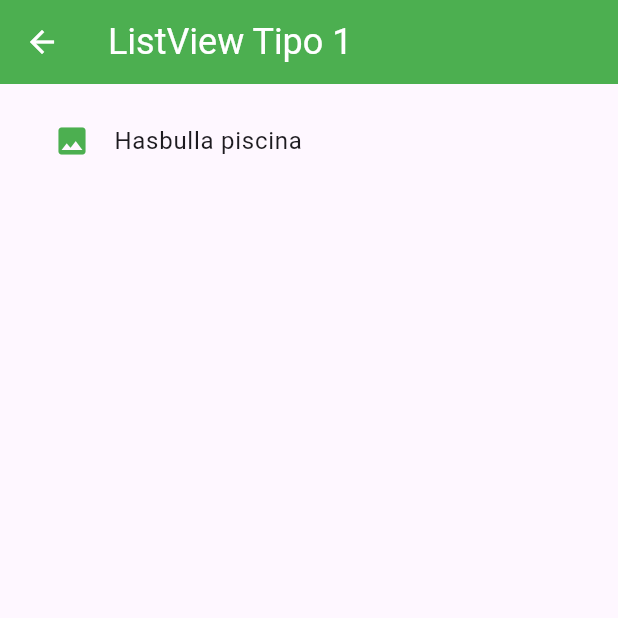
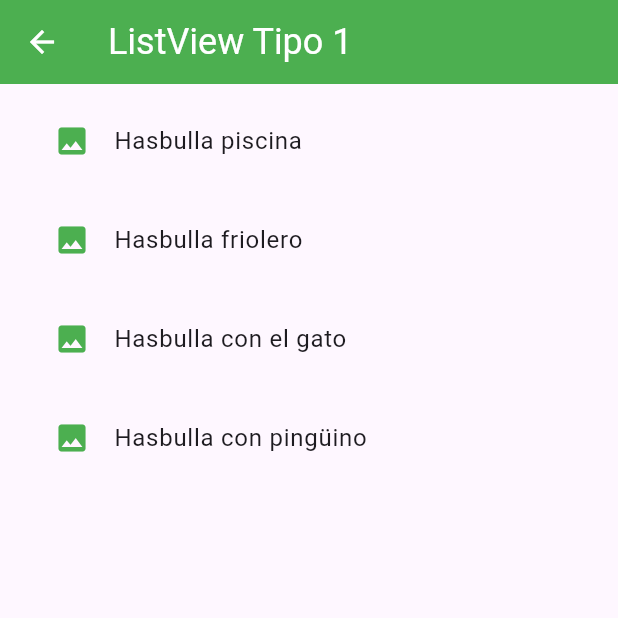
Before and after one commit to Javvii15/fl_components, a Flutter app: the Listview1Screen screen opened by its route, on a phone screen of 412 x 824 dp, the top half of it. Run offline on Flutter 3.47's test engine with Material 3 defaults, Android fonts, the phone set to English and light mode, and no system bars.

Commit message:
resto de opciones con sus datos

```diff
--- a/fl_components/lib/screens/listview1_screens.dart
+++ b/fl_components/lib/screens/listview1_screens.dart
@@ -29,6 +29,57 @@ class Listview1Screen extends StatelessWidget {
               );
             },
           ),
+          const SizedBox(height: 10),
+          ListTile(
+            leading: const Icon(Icons.image),
+            title: const Text('Hasbulla friolero'),
+            onTap: () {
+              Navigator.push(
+                context,
+                MaterialPageRoute(
+                  builder: (variables) => const WidgetReutilizable(
+                    titulo: 'Hasbulla friolero',
+                    descripcion: 'Hasbulla abrigado en día frío en invierno.',
+                    imageUrl: 'https://wallpapers.com/images/hd/hasbulla-snow-winter-clothing-1u51peghgwxqmat2.jpg',
+                  ),
+                ),
+              );
+            },
+          ),
+          const SizedBox(height: 10),
+          ListTile(
+            leading: const Icon(Icons.image),
+            title: const Text('Hasbulla con el gato'),
+            onTap: () {
+              Navigator.push(
+                context,
+                MaterialPageRoute(
+                  builder: (variables) => const WidgetReutilizable(
+                    titulo: 'Hasbulla con el gato',
+                    descripcion: 'Hasbulla y su gato.',
+                    imageUrl: 'https://i.pinimg.com/736x/0f/07/f2/0f07f215f7a95e0fad7c960502f6df79.jpg',
+                  ),
+                ),
+              );
+            },
+          ),
+          const SizedBox(height: 10),
+          ListTile(
+            leading: const Icon(Icons.image),
+            title: const Text('Hasbulla con pingüino'),
+            onTap: () {
+              Navigator.push(
+                context,
+                MaterialPageRoute(
+                  builder: (variables) => const WidgetReutilizable(
+                    titulo: 'Hasbulla con el pingüino',
+                    descripcion: 'Hasbulla con un pingüino.',
+                    imageUrl: 'https://pbs.twimg.com/media/Fbn9NiAakAArzVx.jpg',
+                  ),
+                ),
+              );
+            },
+          ),
         ],
       ),
     );
```
